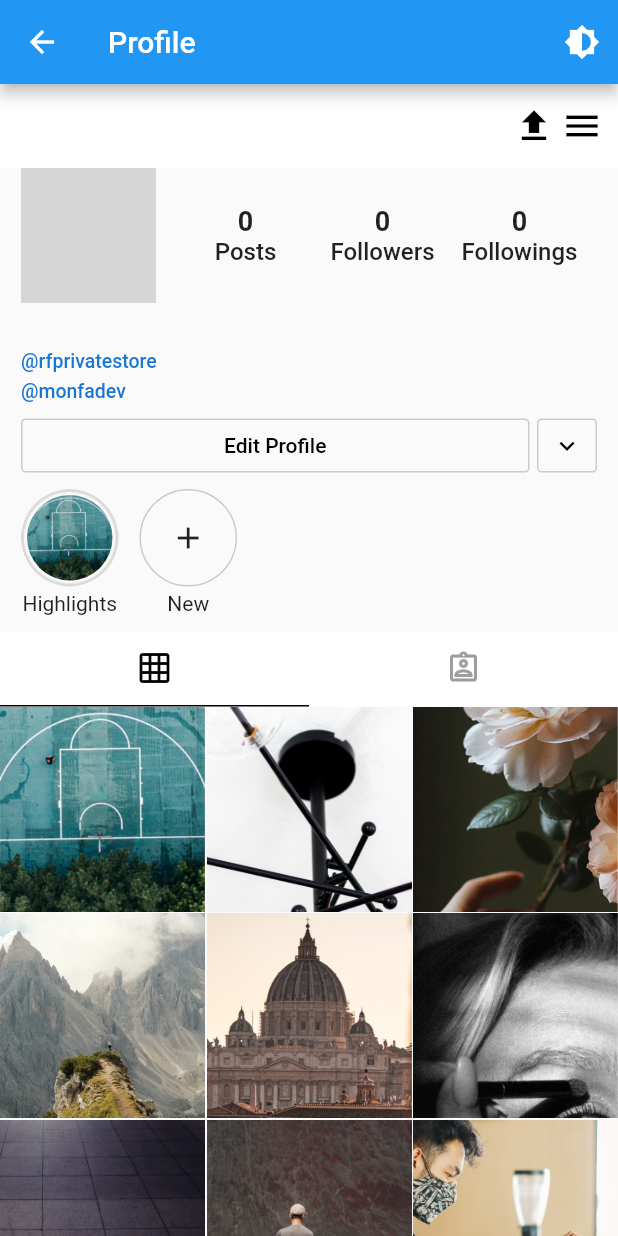
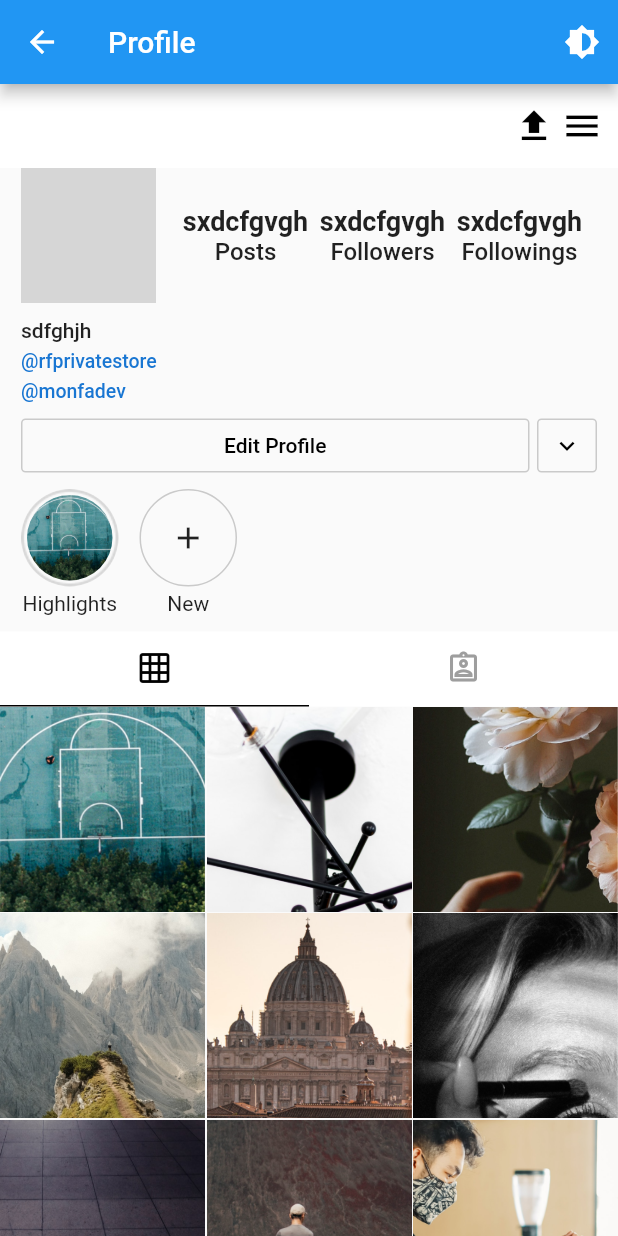
Before and after one commit to sabin149/flutter-assigment, a Flutter app: the Profile screen opened directly with empty values, on a phone screen of 412 x 824 dp. Run offline on Flutter 3.47's test engine with Material 2 defaults, Android fonts, the phone set to English and light mode, and no system bars; our stand-ins replace form_field_validator, motion_toast, shared_preferences, snippet_coder_utils; accounts and stored records are empty; network calls fail; grey boxes are pictures that could not be loaded.

Commit message:
fixed postmodel

```diff
--- a/lib/model/user_model.dart
+++ b/lib/model/user_model.dart
@@ -1,4 +1,3 @@
-
 class UserModel {
   String? sId;
   String? fullname;
--- a/lib/pages/home/widgets/post_item.dart
+++ b/lib/pages/home/widgets/post_item.dart
@@ -65,7 +65,7 @@ class PostItem extends StatelessWidget {
                     ),
                     IconButton(
                       onPressed: () {
-                           Navigator.pushNamed(context, '/comments');
+                           Navigator.pushNamed(context, '/comments', arguments: post);
                       },
                       icon: const Icon(
                         Icons.comment,
@@ -117,7 +117,7 @@ class PostItem extends StatelessWidget {
                 ),
                 InkWell(
                   onTap: () {
-                    Navigator.pushNamed(context, '/comments');
+                    Navigator.pushNamed(context, '/comments',arguments: post);
                   },
                   child: Text("View all ${post!.comments!.length} comments",
                       style: const TextStyle(fontSize: 16)),
--- a/lib/pages/profile/profile.dart
+++ b/lib/pages/profile/profile.dart
@@ -49,6 +49,7 @@ class _ProfileState extends State<Profile> {
                   children: [
                     Text(
                       "${model.user!.username}",
+                      // "user01",
 
                       style: TextStyle(
                         color: blackColor,
@@ -106,7 +107,7 @@ class _ProfileState extends State<Profile> {
                                     image:  DecorationImage(
                                       fit: BoxFit.cover,
                                       image:  NetworkImage(
-                                        "${model.user!.avatar}",
+                                        "xfdgc",
 
                                       ),
                                     ),
@@ -145,7 +146,8 @@ class _ProfileState extends State<Profile> {
                       width: 100,
                       margin: const EdgeInsets.symmetric(horizontal: defaultMargin),
                       child: Text(
-                         "${model.user!.fullname}",
+                        //  "${model.user!.fullname}",
+                         "sdfghjh",
                         style: TextStyle(
                           fontWeight: medium,
                         ),
@@ -395,7 +397,8 @@ class _ProfileState extends State<Profile> {
       child: Column(
         children: [
           Text(
-            "${post.user!.followers!.length}",
+            "sxdcfgvgh",
+            // "${post.user!.followers!.length}",
             style: TextStyle(
               fontSize: 18,
               fontWeight: bold,
@@ -418,7 +421,8 @@ class _ProfileState extends State<Profile> {
       child: Column(
         children: [
           Text(
-            "${post.user!.followers!.length}",
+            "sxdcfgvgh",
+            // "${post.user!.followers!.length}",
             style: TextStyle(
               fontSize: 18,
               fontWeight: bold,
@@ -441,7 +445,8 @@ class _ProfileState extends State<Profile> {
       child: Column(
         children: [
           Text(
-            "${post.user!.followers!.length}",
+            "sxdcfgvgh",
+            // "${post.user!.followers!.length}",
             style: TextStyle(
               fontSize: 18,
               fontWeight: bold,
--- a/lib/response/getpost_resp.dart
+++ b/lib/response/getpost_resp.dart
@@ -1,5 +1,7 @@
-import 'package:frontend/model/post_model.dart';
+
 import 'package:json_annotation/json_annotation.dart';
+
+import '../model/post_model.dart';
 
 part 'getpost_resp.g.dart';
 
@@ -13,10 +15,8 @@ class ResponseGetPost{
     required this.posts,
   });
 
-
   factory ResponseGetPost.fromJson(Map<String, dynamic> json) =>
       _$ResponseGetPostFromJson(json);
 
   Map<String, dynamic> toJson() => _$ResponseGetPostToJson(this);
-
 }
```
Also changed, not shown: lib/model/post_model.dart (+14 -14 lines), lib/pages/auth/register.dart (line endings or trailing spaces).
